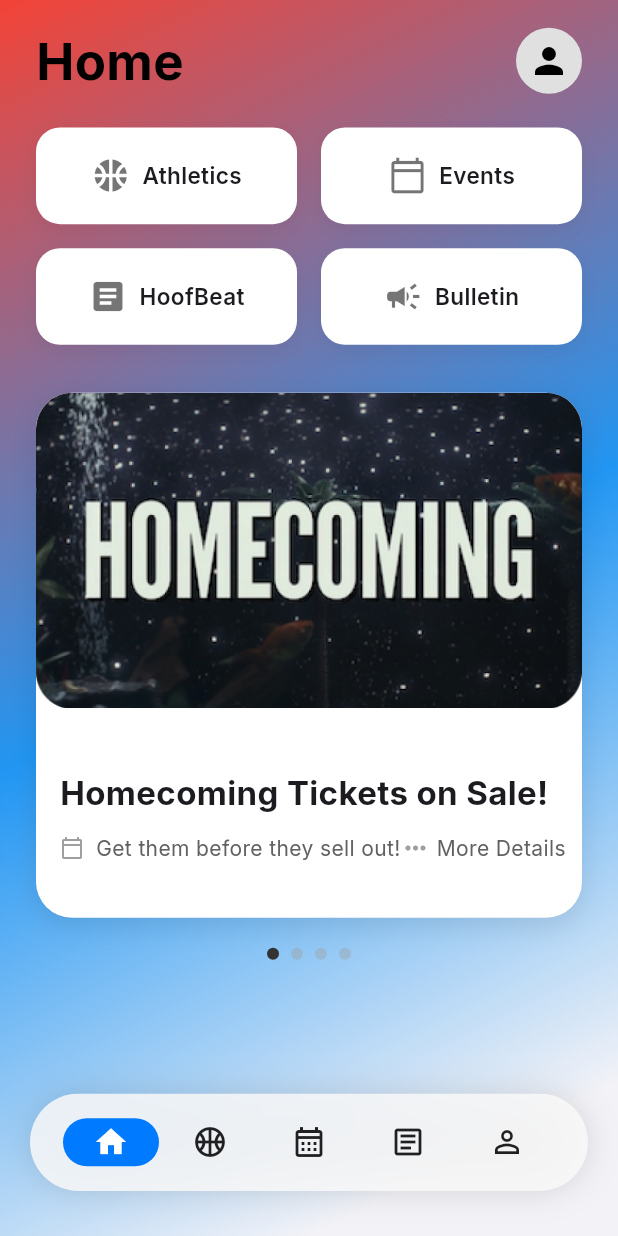
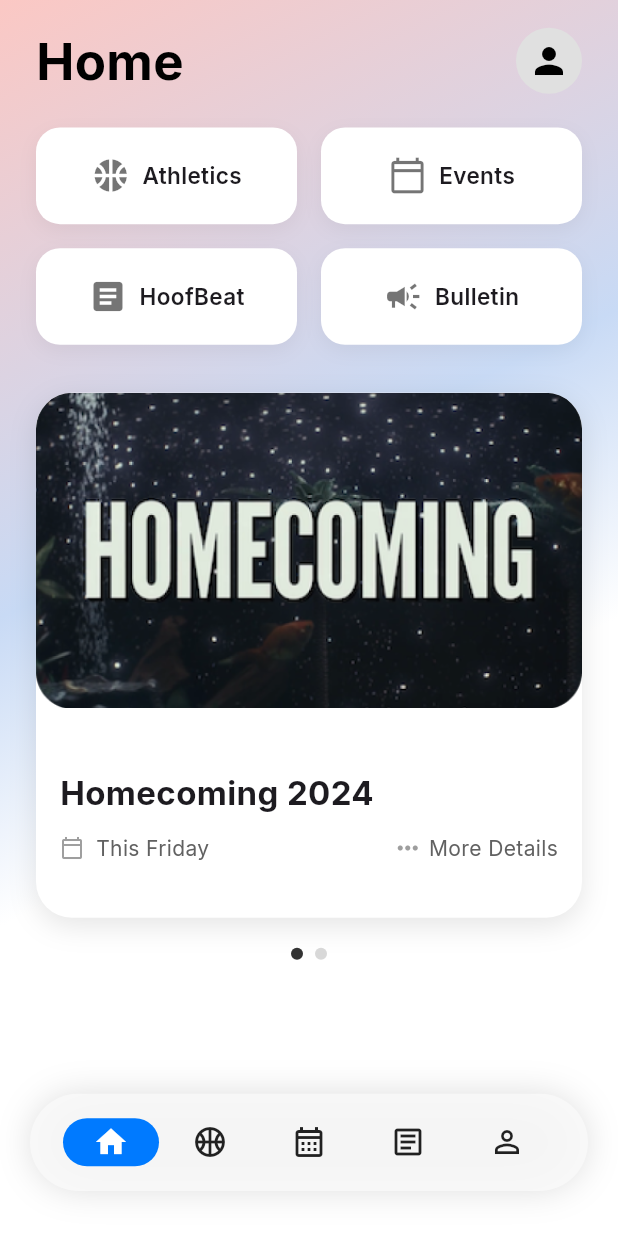
Before and after one commit to NCP-Stampede/northside-app, a Flutter app: the screen it shows after launch, on a phone screen of 412 x 824 dp. Run offline on Flutter 3.47's test engine with Material 3 defaults, Android fonts, the phone set to English and light mode, and no system bars; our stand-ins replace get, google_fonts, sliver_tools, table_calendar, webview_flutter.

Commit message:
Update home_screen_content.dart

```diff
--- a/northside_app/lib/presentation/home_screen_content/home_screen_content.dart
+++ b/northside_app/lib/presentation/home_screen_content/home_screen_content.dart
@@ -2,58 +2,45 @@
 
 import 'package:flutter/material.dart';
 import 'package:get/get.dart';
-import 'package:table_calendar/table_calendar.dart';
 import 'home_screen_content_controller.dart';
 import '../app_shell/app_shell_controller.dart';
 import '../placeholder_pages/hoofbeat_page.dart';
 import '../../models/article.dart';
-import '../../models/bulletin_post.dart';
 import '../../widgets/article_detail_sheet.dart';
 import '../../widgets/shared_header.dart';
 
 class HomeScreenContent extends GetView<HomeScreenContentController> {
   const HomeScreenContent({super.key});
 
-  // This is the single source of truth for all posts.
-  static final List<BulletinPost> _allPosts = [
-    BulletinPost(title: 'Homecoming Tickets on Sale!', subtitle: 'Get them before they sell out!', date: DateTime.now().add(const Duration(days: 2)), imagePath: 'assets/images/homecoming_bg.png', isPinned: true),
-    BulletinPost(title: 'Spirit Week Next Week', subtitle: 'Show your school spirit!', date: DateTime.now().add(const Duration(days: 1)), imagePath: 'assets/images/homecoming_bg.png', isPinned: true),
-    BulletinPost(title: 'Parent-Teacher Conferences', subtitle: 'Sign-ups are open', date: DateTime.now(), imagePath: 'assets/images/homecoming_bg.png'),
-    BulletinPost(title: 'Soccer Team Wins!', subtitle: 'A thrilling victory', date: DateTime.now().subtract(const Duration(days: 1)), imagePath: 'assets/images/homecoming_bg.png'),
-    BulletinPost(title: 'School Play Auditions', subtitle: 'In the auditorium', date: DateTime.now().add(const Duration(days: 5)), imagePath: 'assets/images/homecoming_bg.png'),
+  final List<Article> _homeScreenArticles = const [
+    Article(
+      title: 'Homecoming 2024',
+      subtitle: 'This Friday',
+      imagePath: 'assets/images/homecoming_bg.png',
+      content: 'Join us for a night of fun and festivities! The annual homecoming dance will be held this Friday in the main gym. Music, food, and great memories await. Don\'t miss out!',
+    ),
+    Article(
+      title: 'Spirit Week Begins!',
+      subtitle: 'All Week',
+      imagePath: 'assets/images/homecoming_bg.png',
+      content: 'Show your school spirit! Participate in our daily themes, from Pajama Day on Monday to School Colors on Friday. Let\'s make this the best Spirit Week ever!',
+    ),
   ];
-
-  // Getter to filter the posts for the home screen carousel
-  List<Article> get _homeScreenArticles {
-    final today = DateTime.now();
-    final upcomingPosts = _allPosts.where((post) {
-      return post.isPinned || post.date.isAfter(today.subtract(const Duration(days: 1))) || isSameDay(post.date, today);
-    }).toList();
-
-    // Convert BulletinPost to Article
-    return upcomingPosts.map((post) => Article(
-      title: post.title,
-      subtitle: post.subtitle,
-      imagePath: post.imagePath,
-      content: post.content,
-    )).toList();
-  }
 
   @override
   Widget build(BuildContext context) {
     return Scaffold(
-      backgroundColor: const Color(0xFFF2F2F7),
       body: Stack(
         children: [
           Container(
             decoration: const BoxDecoration(
               gradient: LinearGradient(
                 colors: [
-                  Color(0xFFF44336),
-                  Color(0xFF2196F3),
-                  Color(0xFFF2F2F7),
+                  Color(0xFFFBC8C4), // Vibrant Red
+                  Color(0xFFC8DAF5), // Vibrant Blue
+                  Colors.white
                 ],
-                stops: [0.0, 0.5, 0.9],
+                stops: [0.0, 0.4, 0.6],
                 begin: Alignment.topLeft,
                 end: Alignment.bottomRight,
               ),
@@ -76,6 +63,7 @@ class HomeScreenContent extends GetView<HomeScreenContentController> {
     );
   }
 
+  // --- WIDGET WITH THE FIX ---
   Widget _buildQuickActions() {
     final AppShellController appShellController = Get.find();
     return Padding(
@@ -91,6 +79,7 @@ class HomeScreenContent extends GetView<HomeScreenContentController> {
           _QuickActionButton(iconWidget: const Icon(Icons.sports_basketball, color: Colors.black54, size: 26), label: 'Athletics', onTap: () => appShellController.changePage(1)),
           _QuickActionButton(iconWidget: const Icon(Icons.calendar_today_outlined, color: Colors.black54, size: 26), label: 'Events', onTap: () => appShellController.changePage(2)),
           _QuickActionButton(iconWidget: const Icon(Icons.article, color: Colors.black54, size: 26), label: 'HoofBeat', onTap: () => Get.to(() => const HoofBeatPage())),
+          // FIX: The label is now "Bulletin", the icon is updated, and it correctly navigates to index 3.
           _QuickActionButton(iconWidget: const Icon(Icons.campaign, color: Colors.black54, size: 26), label: 'Bulletin', onTap: () => appShellController.changePage(3)),
         ],
       ),
```
